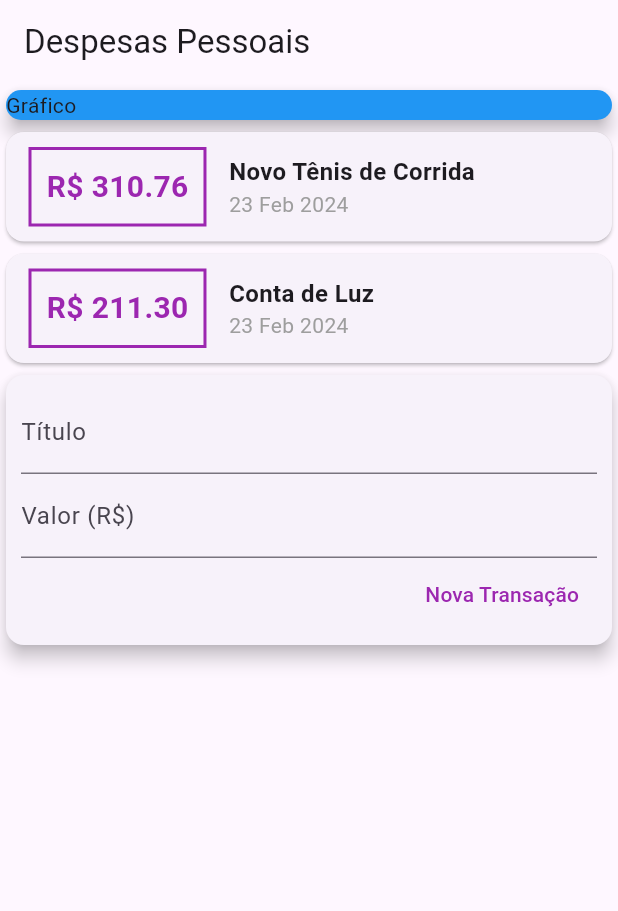
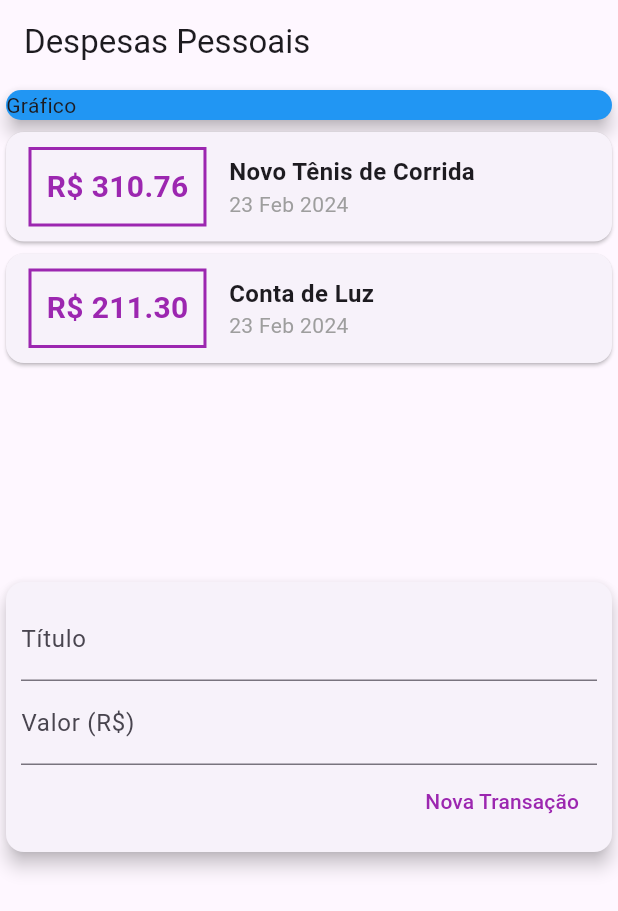
Before and after one commit to Nedsonjr10/Expenses-Flutter, a Flutter app: the screen it shows after launch, after a tap on "Nova Transação", on a phone screen of 412 x 824 dp. Shown: the top 911 px of the screen. Run offline on Flutter 3.47's test engine with Material 3 defaults, Android fonts, the phone set to English and light mode, and no system bars.

Commit message:
updating components

```diff
--- a/lib/components/transaction_form.dart
+++ b/lib/components/transaction_form.dart
@@ -1,9 +1,23 @@
 import 'package:flutter/material.dart';
 
 class TransactionForm extends StatelessWidget {
-  TransactionForm({Key? key}) : super(key: key);
   final titleController = TextEditingController();
   final valueController = TextEditingController();
+
+  final void Function(String, double) onSubmit;
+
+  TransactionForm(this.onSubmit, {Key? key}) : super(key: key);
+
+  _submitForm() {
+    final title = titleController.text;
+    final value = double.tryParse(valueController.text) ?? 0;
+
+    if (title.isEmpty || value <= 0) {
+      return;
+    }
+
+    onSubmit(title, value);
+  }
 
   @override
   Widget build(BuildContext context) {
@@ -15,12 +29,16 @@ class TransactionForm extends StatelessWidget {
           children: [
             TextField(
               controller: titleController,
+              onSubmitted: (_) => _submitForm(),
               decoration: const InputDecoration(
                 labelText: 'Título',
               ),
             ),
             TextField(
               controller: valueController,
+              keyboardType:
+                  const TextInputType.numberWithOptions(decimal: true),
+              onSubmitted: (_) => _submitForm(),
               decoration: const InputDecoration(
                 labelText: 'Valor (R\$)',
               ),
@@ -29,16 +47,13 @@ class TransactionForm extends StatelessWidget {
               mainAxisAlignment: MainAxisAlignment.end,
               children: <Widget>[
                 TextButton(
+                  onPressed: _submitForm,
                   child: const Text(
                     'Nova Transação',
                     style: TextStyle(
                       color: Colors.purple,
                     ),
                   ),
-                  onPressed: () {
-                    print(titleController.text);
-                    print(valueController.text);
-                  },
                 )
               ],
             ),
--- a/lib/components/transaction_list.dart
+++ b/lib/components/transaction_list.dart
@@ -9,8 +9,12 @@ class TransactionList extends StatelessWidget {
 
   @override
   Widget build(BuildContext context) {
-    return Column(
-      children: transactions.map((tr) {
+    return SizedBox(
+      height: 300,
+      child: ListView.builder(
+        itemCount: transactions.length,
+        itemBuilder: (ctx, index) {
+          final tr = transactions[index];
           return Card(
             child: Row(
               children: [
@@ -56,7 +60,8 @@ class TransactionList extends StatelessWidget {
               ],
             ),
           );
-      }).toList(),
+        },
+      ),
     );
   }
 }
--- a/lib/main.dart
+++ b/lib/main.dart
@@ -20,7 +20,8 @@ class MyHomePage extends StatelessWidget {
       appBar: AppBar(
         title: const Text('Despesas Pessoais'),
       ),
-      body: const Column(
+      body: const SingleChildScrollView(
+        child: Column(
           crossAxisAlignment: CrossAxisAlignment.stretch,
           children: [
             SizedBox(
@@ -33,6 +34,7 @@ class MyHomePage extends StatelessWidget {
             TransactionUser(),
           ],
         ),
+      ),
     );
   }
 }
```
Also changed, not shown: lib/components/transaction_user.dart (+15 -1 lines). Lines whose indentation alone changed are shown as unchanged.
